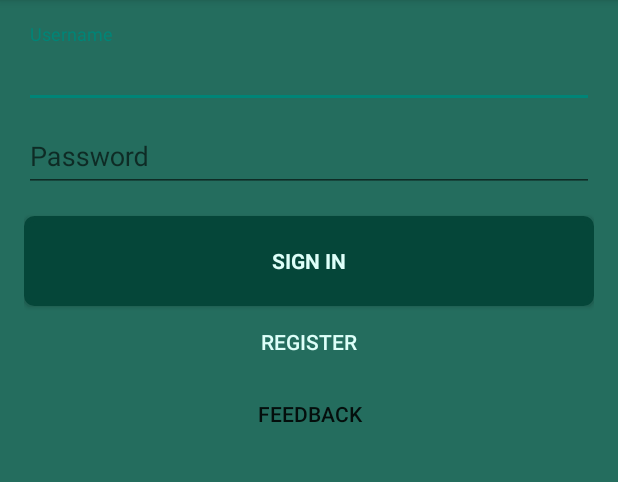
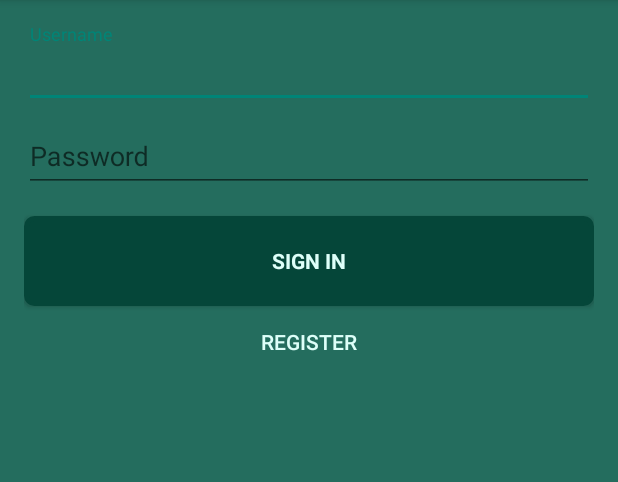
Before and after one commit to davinci2015/Challenge, an Android app: the screen it shows after launch (LoginActivity), on a phone screen of 412 x 824 dp, the part 84-566 px from its top. Run offline under Robolectric (Android 15) with nearby library versions, the phone set to English and light mode, and no system bars; our stand-ins replace ButterKnife; libraries missing offline, so code that uses them is left out: retrofit.client.

```diff
--- a/challenge-client/app/src/main/java/hr/foi/challenge/challengeclient/activities/LoginActivity.java
+++ b/challenge-client/app/src/main/java/hr/foi/challenge/challengeclient/activities/LoginActivity.java
@@ -26,8 +26,6 @@ public class LoginActivity extends BaseActivity implements LoginView {
     @Bind(R.id.username) EditText username;
     @Bind(R.id.password) EditText password;
 
-    @Bind(R.id.test_btn) Button btn;
-
     LoginPresenter presenter;
 
     @Override
@@ -37,11 +35,6 @@ public class LoginActivity extends BaseActivity implements LoginView {
 
         ButterKnife.bind(this);
         presenter = MvpFactory.getPresenter(this);
-    }
-
-    @OnClick(R.id.test_btn)
-    protected void onClickBtn() {
-        startActivity(new Intent(this, FeedbackActivity.class));
     }
 
     @OnClick(R.id.sign_in_button)
--- a/challenge-client/app/src/main/res/layout/activity_login.xml
+++ b/challenge-client/app/src/main/res/layout/activity_login.xml
@@ -56,13 +56,6 @@
                 android:id="@+id/register_button"
                 android:layout_gravity="center_horizontal" />
 
-            <Button
-                android:id="@+id/test_btn"
-                android:layout_width="match_parent"
-                android:layout_height="wrap_content"
-                android:background="@android:color/transparent"
-                android:text="Feedback"/>
-
         </LinearLayout>
     </ScrollView>
 
```
Also changed, not shown: challenge-client/app/src/main/java/hr/foi/challenge/challengeclient/helpers/MvpFactory.java (+7 -0 lines), challenge-client/app/src/main/java/hr/foi/challenge/challengeclient/mvp/presenters/impl/FeedbackPresenterImpl.java (+11 -0 lines).
